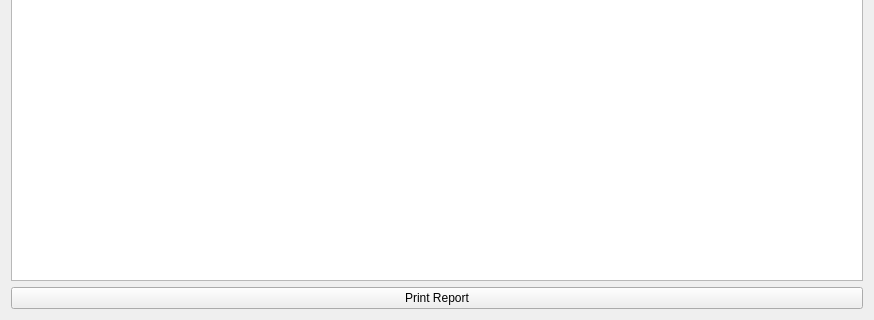
First picture: the form in atef/ui/run_config_tree.ui, repository pcdshub/atef, before the edit; both pictures show x 0 to 874 and y 161 to 481 of the 874 by 481 pixel window.
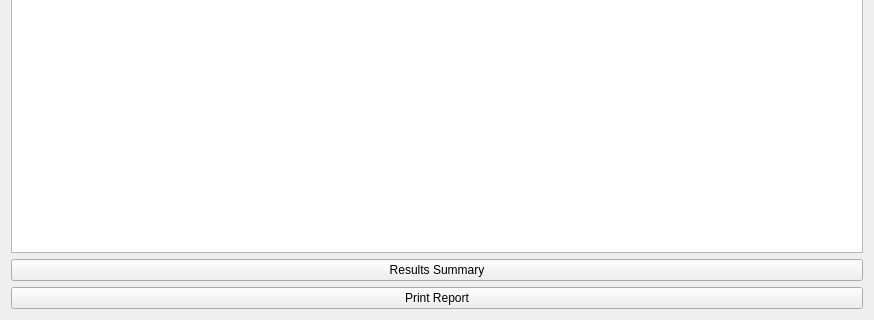
Second picture: the form after the edit.

Commit message: ENH add ressults summary pwidget

```diff
--- a/atef/ui/run_config_tree.ui
+++ b/atef/ui/run_config_tree.ui
@@ -34,6 +34,13 @@
          </property>
         </widget>
        </item>
+       <item>
+        <widget class="QPushButton" name="results_button">
+         <property name="text">
+          <string>Results Summary</string>
+         </property>
+        </widget>
+       </item>
        <item>
         <widget class="QPushButton" name="print_report_button">
          <property name="text">
```
The commit also changes 3 other files.
